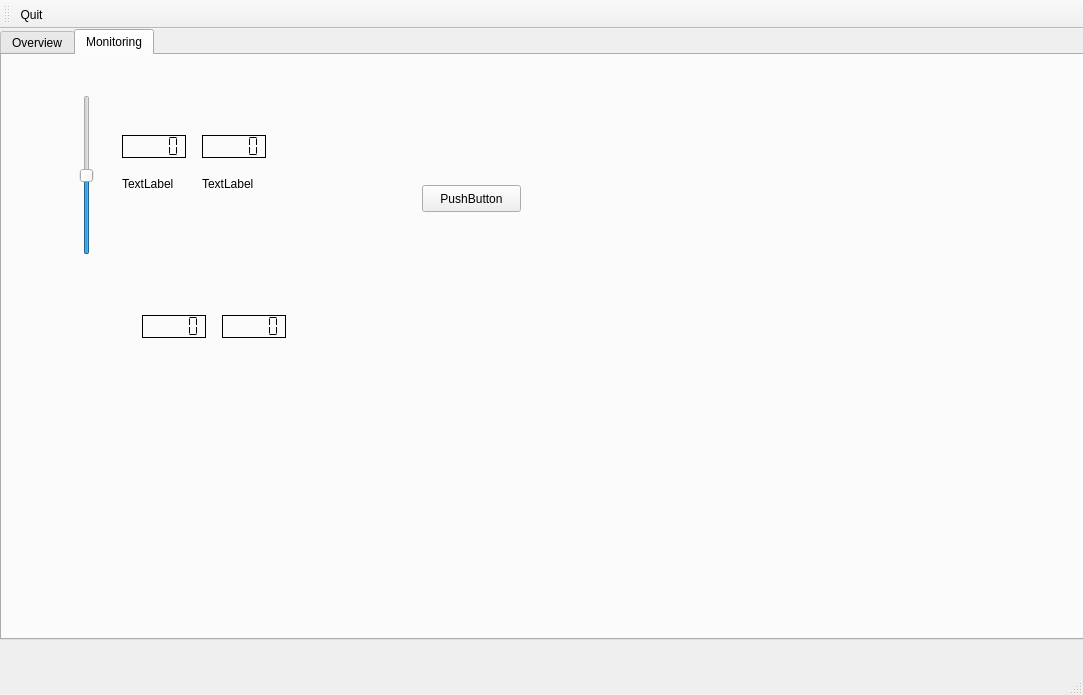
Before: the Qt Designer form RaspberryPI/mainwindow.ui in maruncz/RaspberryPI-tablet, drawn with Qt 5.
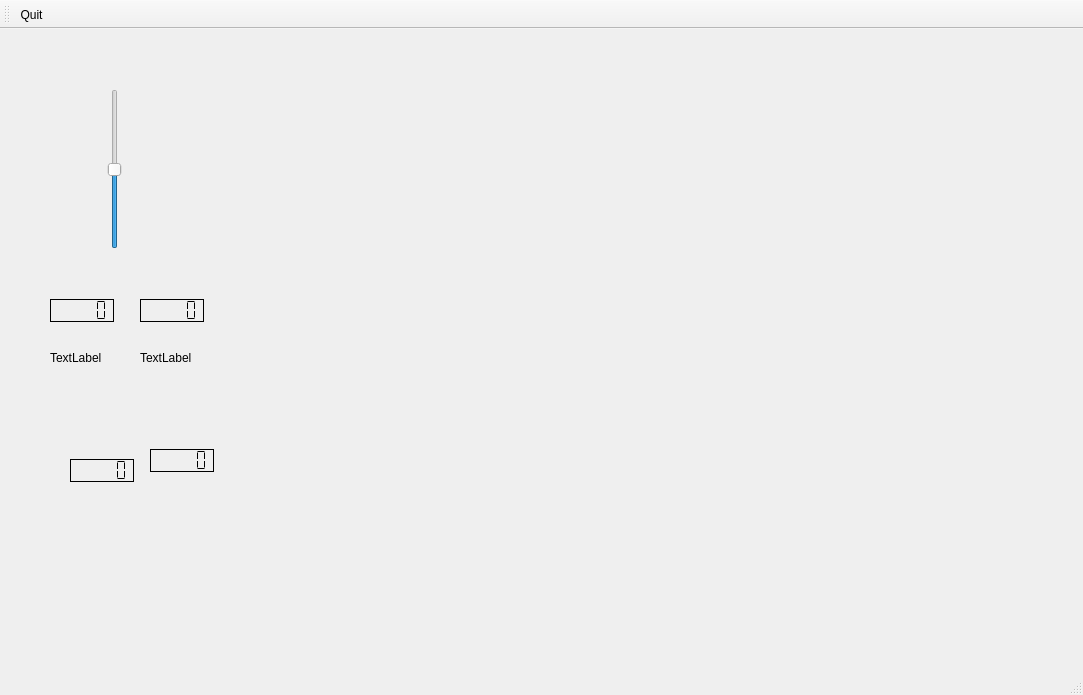
After: the same form once the commit is applied. Icons and pictures are not drawn.

Commit message: On branch master 	modified:   PCB/eagle.epf 	modified:   PCB/rpi.brd 	modified:   PCB/rpi.sch 	modified:   RaspberryPI/mainwindow.cpp 	modified:   RaspberryPI/mainwindow.h 	modified:   RaspberryPI/mainwindow.ui

```diff
--- a/RaspberryPI/mainwindow.ui
+++ b/RaspberryPI/mainwindow.ui
@@ -14,32 +14,11 @@
    <string>MainWindow</string>
   </property>
   <widget class="QWidget" name="centralWidget">
-   <widget class="QTabWidget" name="tabWidget">
-    <property name="geometry">
-     <rect>
-      <x>0</x>
-      <y>0</y>
-      <width>1091</width>
-      <height>611</height>
-     </rect>
-    </property>
-    <property name="currentIndex">
-     <number>1</number>
-    </property>
-    <widget class="QWidget" name="tab_overview">
-     <attribute name="title">
-      <string>Overview</string>
-     </attribute>
-    </widget>
-    <widget class="QWidget" name="tab_monitoring">
-     <attribute name="title">
-      <string>Monitoring</string>
-     </attribute>
      <widget class="QSlider" name="verticalSlider">
       <property name="geometry">
        <rect>
-        <x>70</x>
-        <y>40</y>
+      <x>100</x>
+      <y>60</y>
         <width>29</width>
         <height>160</height>
        </rect>
@@ -54,24 +33,11 @@
        <enum>Qt::Vertical</enum>
       </property>
      </widget>
-     <widget class="QLabel" name="pwm">
-      <property name="geometry">
-       <rect>
-        <x>120</x>
-        <y>120</y>
-        <width>67</width>
-        <height>17</height>
-       </rect>
-      </property>
-      <property name="text">
-       <string>TextLabel</string>
-      </property>
-     </widget>
      <widget class="QLCDNumber" name="lcdNumber">
       <property name="geometry">
        <rect>
-        <x>140</x>
-        <y>260</y>
+      <x>70</x>
+      <y>430</y>
         <width>64</width>
         <height>23</height>
        </rect>
@@ -86,24 +52,30 @@
        <enum>QLCDNumber::Flat</enum>
       </property>
      </widget>
-     <widget class="QLabel" name="proc">
+   <widget class="QLCDNumber" name="lcdNumber_4">
       <property name="geometry">
        <rect>
-        <x>200</x>
-        <y>120</y>
-        <width>67</width>
-        <height>17</height>
-       </rect>
-      </property>
-      <property name="text">
-       <string>TextLabel</string>
+      <x>150</x>
+      <y>420</y>
+      <width>64</width>
+      <height>23</height>
+     </rect>
+    </property>
+    <property name="frameShadow">
+     <enum>QFrame::Plain</enum>
+    </property>
+    <property name="smallDecimalPoint">
+     <bool>false</bool>
+    </property>
+    <property name="segmentStyle">
+     <enum>QLCDNumber::Flat</enum>
       </property>
      </widget>
      <widget class="QLCDNumber" name="lcdNumber_2">
       <property name="geometry">
        <rect>
-        <x>120</x>
-        <y>80</y>
+      <x>50</x>
+      <y>270</y>
         <width>64</width>
         <height>23</height>
        </rect>
@@ -118,11 +90,37 @@
        <enum>QLCDNumber::Flat</enum>
       </property>
      </widget>
+   <widget class="QLabel" name="pwm">
+    <property name="geometry">
+     <rect>
+      <x>50</x>
+      <y>320</y>
+      <width>67</width>
+      <height>17</height>
+     </rect>
+    </property>
+    <property name="text">
+     <string>TextLabel</string>
+    </property>
+   </widget>
+   <widget class="QLabel" name="proc">
+    <property name="geometry">
+     <rect>
+      <x>140</x>
+      <y>320</y>
+      <width>67</width>
+      <height>17</height>
+     </rect>
+    </property>
+    <property name="text">
+     <string>TextLabel</string>
+    </property>
+   </widget>
      <widget class="QLCDNumber" name="lcdNumber_3">
       <property name="geometry">
        <rect>
-        <x>200</x>
-        <y>80</y>
+      <x>140</x>
+      <y>270</y>
         <width>64</width>
         <height>23</height>
        </rect>
@@ -136,40 +134,6 @@
       <property name="segmentStyle">
        <enum>QLCDNumber::Flat</enum>
       </property>
-     </widget>
-     <widget class="QLCDNumber" name="lcdNumber_4">
-      <property name="geometry">
-       <rect>
-        <x>220</x>
-        <y>260</y>
-        <width>64</width>
-        <height>23</height>
-       </rect>
-      </property>
-      <property name="frameShadow">
-       <enum>QFrame::Plain</enum>
-      </property>
-      <property name="smallDecimalPoint">
-       <bool>false</bool>
-      </property>
-      <property name="segmentStyle">
-       <enum>QLCDNumber::Flat</enum>
-      </property>
-     </widget>
-     <widget class="QPushButton" name="pushButton">
-      <property name="geometry">
-       <rect>
-        <x>420</x>
-        <y>130</y>
-        <width>99</width>
-        <height>27</height>
-       </rect>
-      </property>
-      <property name="text">
-       <string>PushButton</string>
-      </property>
-     </widget>
-    </widget>
    </widget>
   </widget>
   <widget class="QMenuBar" name="menuBar">
```
Lines whose indentation alone changed are shown as unchanged. The commit also changes 5 other files.
